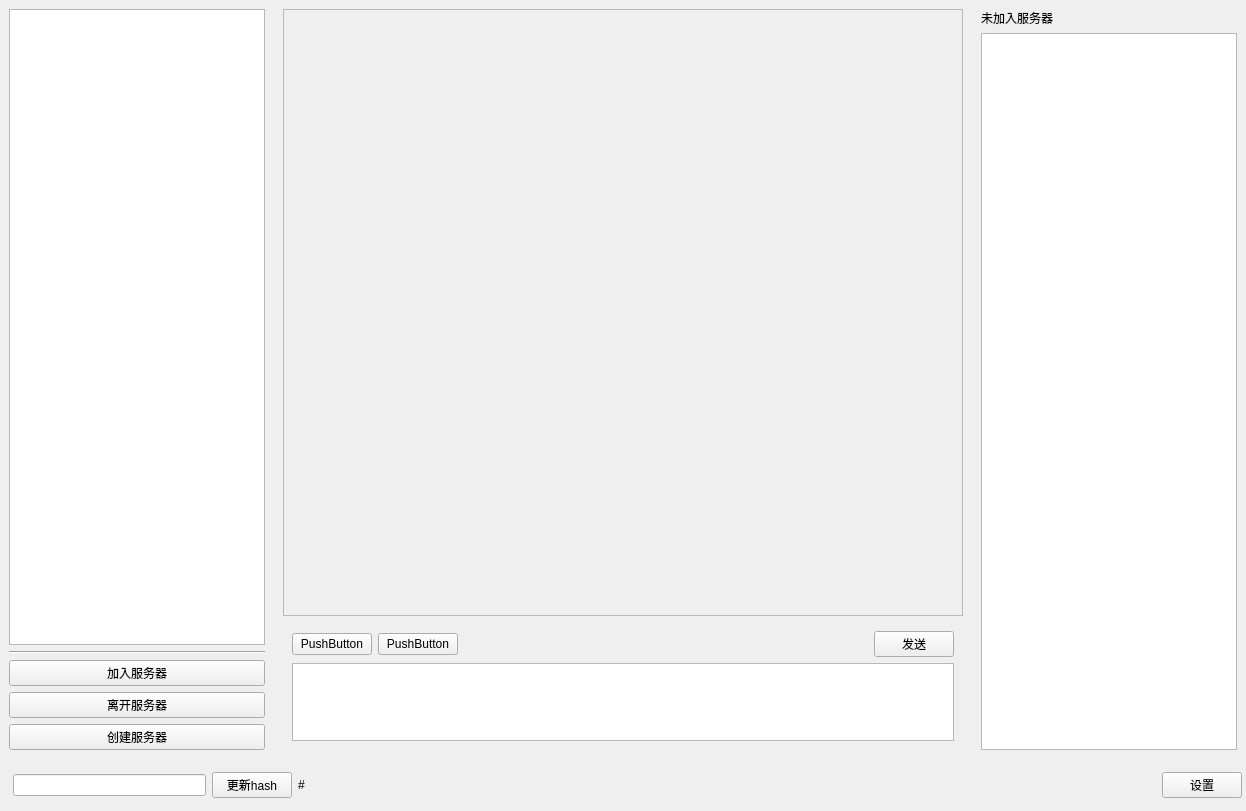
The window that accord_client/ui/main.ui (median-dxz/med-accord-client) describes before a commit, drawn with Qt 5.
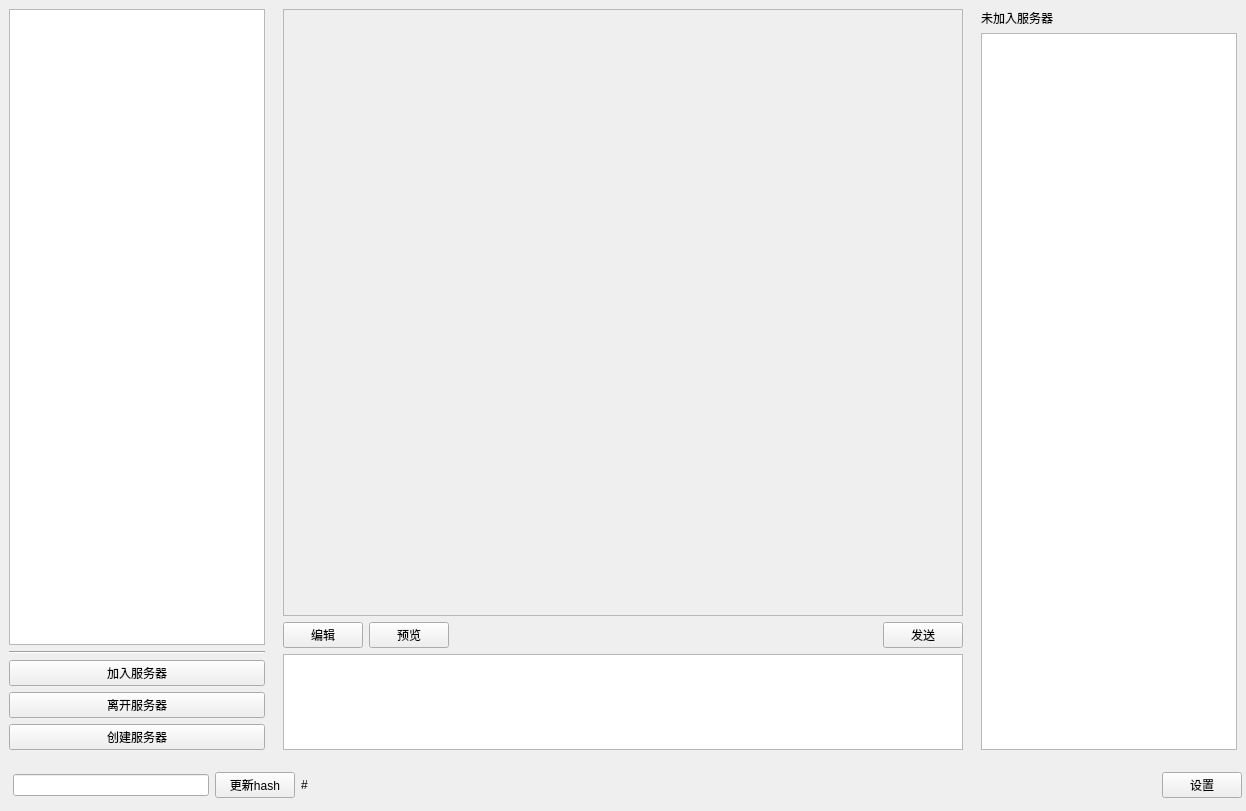
The same window after the commit.

Commit message: feat: 预览编辑的内容

```diff
--- a/accord_client/ui/main.ui
+++ b/accord_client/ui/main.ui
@@ -127,7 +127,33 @@
              <height>128</height>
             </size>
            </property>
-           <layout class="QGridLayout" name="gridLayout">
+           <layout class="QGridLayout" name="layout_areaMessageEdit">
+            <property name="leftMargin">
+             <number>0</number>
+            </property>
+            <property name="topMargin">
+             <number>0</number>
+            </property>
+            <property name="rightMargin">
+             <number>0</number>
+            </property>
+            <property name="bottomMargin">
+             <number>0</number>
+            </property>
+            <item row="0" column="0">
+             <widget class="QPushButton" name="buttonEditMessage">
+              <property name="text">
+               <string>编辑</string>
+              </property>
+             </widget>
+            </item>
+            <item row="0" column="1">
+             <widget class="QPushButton" name="buttonPreviewMessage">
+              <property name="text">
+               <string>预览</string>
+              </property>
+             </widget>
+            </item>
             <item row="0" column="3">
              <widget class="QPushButton" name="buttonSendMessage">
               <property name="text">
@@ -135,30 +161,6 @@
               </property>
              </widget>
             </item>
-            <item row="0" column="1">
-             <widget class="QPushButton" name="pushButton_6">
-              <property name="text">
-               <string>PushButton</string>
-              </property>
-             </widget>
-            </item>
-            <item row="1" column="0" colspan="4">
-             <widget class="QTextEdit" name="editMessageContent">
-              <property name="sizePolicy">
-               <sizepolicy hsizetype="Preferred" vsizetype="Preferred">
-                <horstretch>0</horstretch>
-                <verstretch>0</verstretch>
-               </sizepolicy>
-              </property>
-             </widget>
-            </item>
-            <item row="0" column="0">
-             <widget class="QPushButton" name="pushButton_5">
-              <property name="text">
-               <string>PushButton</string>
-              </property>
-             </widget>
-            </item>
             <item row="0" column="2">
              <spacer name="horizontalSpacer_2">
               <property name="orientation">
@@ -172,6 +174,15 @@
               </property>
              </spacer>
             </item>
+            <item row="1" column="0" colspan="4">
+             <widget class="QStackedWidget" name="stackedMessageEdit">
+              <property name="currentIndex">
+               <number>0</number>
+              </property>
+              <widget class="QTextEdit" name="editMessageContent"/>
+              <widget class="QTextBrowser" name="browserMessageContent"/>
+             </widget>
+            </item>
            </layout>
           </widget>
          </item>
@@ -211,7 +222,7 @@
     <item row="1" column="0">
      <layout class="QHBoxLayout" name="footerLayout">
       <property name="spacing">
-       <number>16</number>
+       <number>12</number>
       </property>
       <property name="leftMargin">
        <number>4</number>
```
The commit also changes 4 other files.
